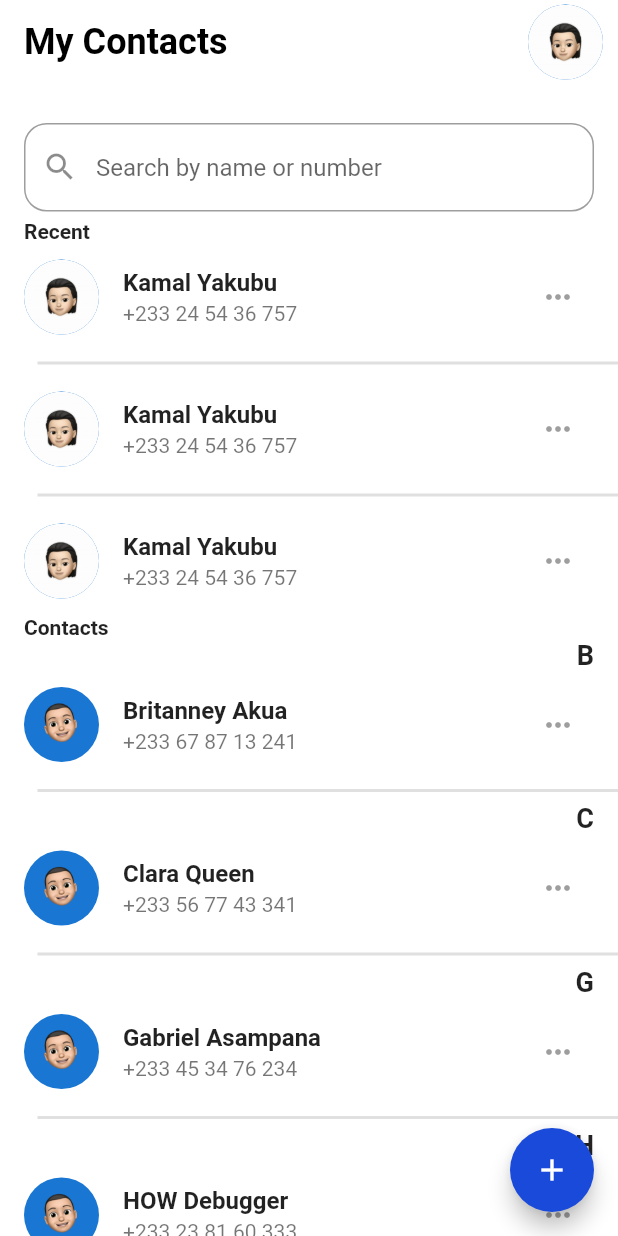
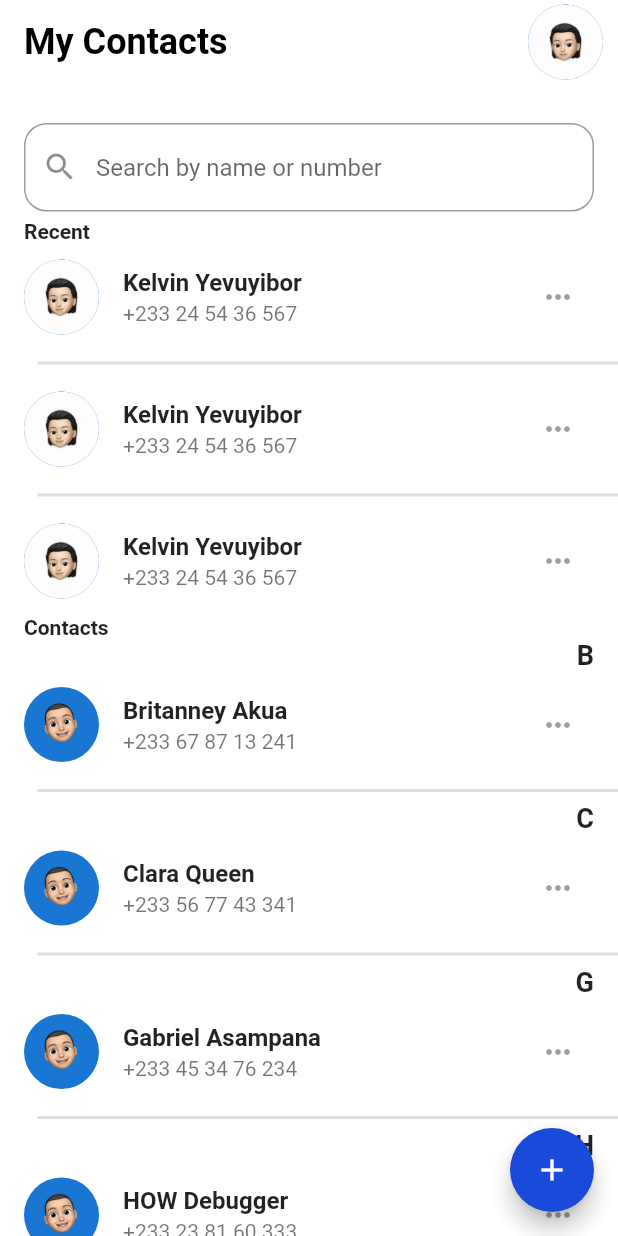
Before and after one commit to kelvinwitty1/Flutter_Contact_App, a Flutter app: the screen it shows after launch, on a phone screen of 412 x 824 dp. Run offline on Flutter 3.47's test engine with Material 2 defaults, Android fonts, the phone set to English and light mode, and no system bars; drawn by our look-alikes of grouped_list; our stand-ins replace device_preview.

Commit message:
Changed a name in the contactDetailsView

```diff
--- a/lib/home_view.dart
+++ b/lib/home_view.dart
@@ -144,7 +144,7 @@ class HomeView extends StatelessWidget {
                                 country: 'Ghana',
                                 email: 'kelvinyevu1@gmail.com',
                                 name: 'Kelvin Yevuyibor',
-                                phone: '+233 24 54 36 ',
+                                phone: '+233 24 54 36 567 ',
                                 region: 'Greater Accra'));
                       }));
                     },
@@ -153,11 +153,11 @@ class HomeView extends StatelessWidget {
                       backgroundImage: AssetImage('images/person1.jpg'),
                     ),
                     title: const Text(
-                      'Kamal Yakubu',
+                      'Kelvin Yevuyibor',
                       style:
                           TextStyle(fontSize: 16, fontWeight: FontWeight.w600),
                     ),
-                    subtitle: const Text('+233 24 54 36 757'),
+                    subtitle: const Text('+233 24 54 36 567 '),
                     trailing: const IconButton(
                         onPressed: null, icon: Icon(Icons.more_horiz)),
                   );
```
